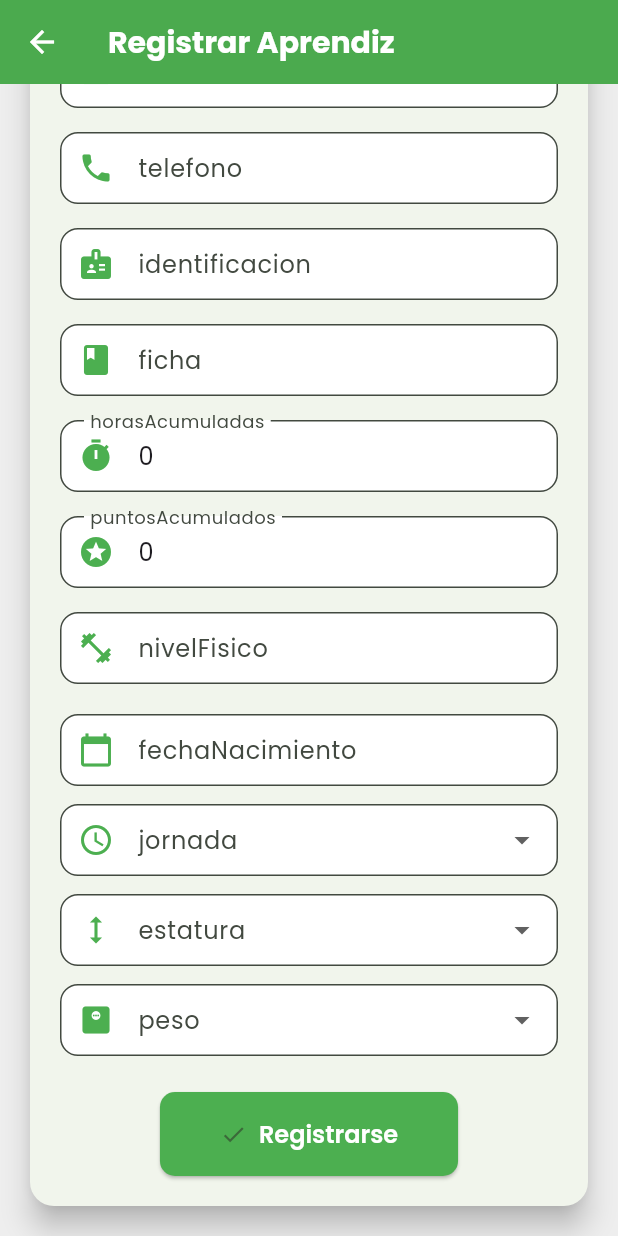
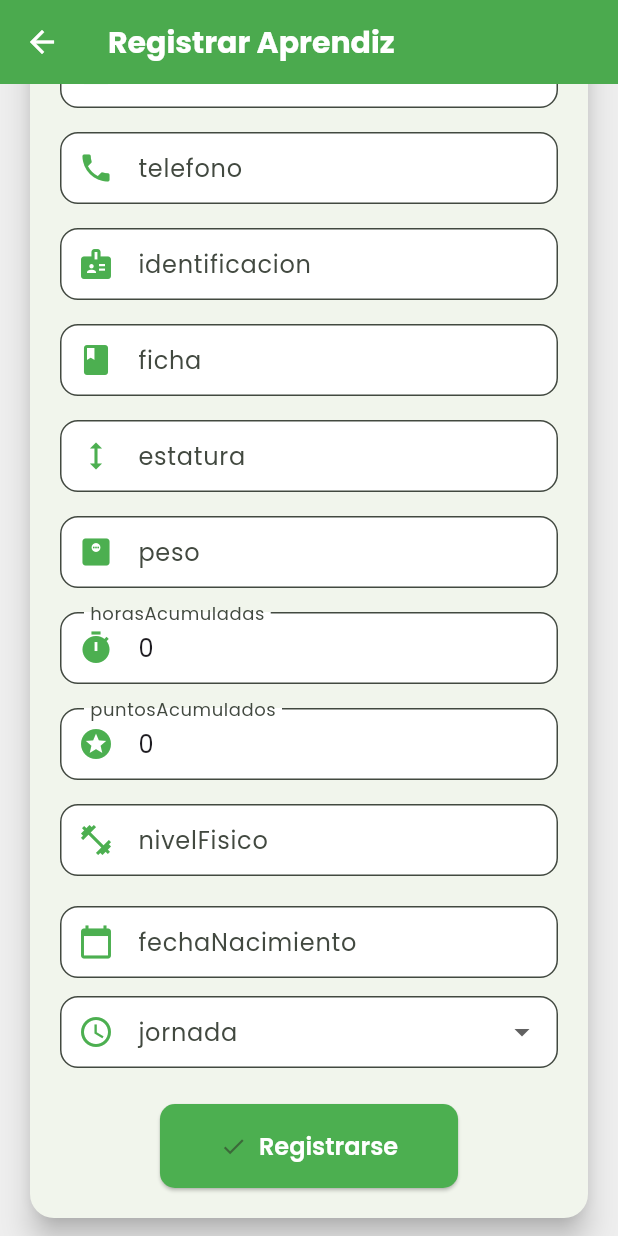
Before and after one commit to santiagomera06/appgymsenaHEALTHU, a Flutter app: the RegisterAprendiz screen opened by its route, scrolled down 540 dp, on a phone screen of 412 x 824 dp. Run offline on Flutter 3.47's test engine with Material 3 defaults, Android fonts, the phone set to English and light mode, and no system bars; our stand-ins replace fl_chart, google_fonts, image_picker, shared_preferences; accounts and stored records are empty.

Commit message:
register Terminado

```diff
--- a/lib/screens/register_aprendiz.dart
+++ b/lib/screens/register_aprendiz.dart
@@ -24,14 +24,14 @@ class _RegisterAprendizState extends State<RegisterAprendiz> {
     "identificacion": TextEditingController(),
     "fechaNacimiento": TextEditingController(),
     "ficha": TextEditingController(),
+    "estatura": TextEditingController(),
+    "peso": TextEditingController(),
     "horasAcumuladas": TextEditingController(text: "0"),
     "puntosAcumulados": TextEditingController(text: "0"),
     "nivelFisico": TextEditingController(),
   };
 
   String? jornadaSeleccionada;
-  double? estaturaSeleccionada;
-  double? pesoSeleccionado;
   File? imagenSeleccionada;
 
   final url = Uri.parse('https://gym-ver2-api-aafaf6c56cad.herokuapp.com/auth/register');
@@ -51,8 +51,6 @@ class _RegisterAprendizState extends State<RegisterAprendiz> {
     final datos = {
       ...campos.map((key, value) => MapEntry(key, value.text)),
       "jornada": jornadaSeleccionada ?? '',
-      "estatura": estaturaSeleccionada ?? 0,
-      "peso": pesoSeleccionado ?? 0,
     };
 
     try {
@@ -105,8 +103,6 @@ class _RegisterAprendizState extends State<RegisterAprendiz> {
   @override
   Widget build(BuildContext context) {
     final jornadas = ['Mañana', 'Tarde', 'Noche'];
-    final estaturas = [for (var i = 140; i <= 220; i++) i / 100];
-    final pesos = [for (var i = 40; i <= 150; i++) i.toDouble()];
 
     return Scaffold(
       backgroundColor: Colors.grey[200],
@@ -148,6 +144,8 @@ class _RegisterAprendizState extends State<RegisterAprendiz> {
                   crearCampo("telefono", Icons.phone),
                   crearCampo("identificacion", Icons.badge),
                   crearCampo("ficha", Icons.book),
+                  crearCampo("estatura", Icons.height),
+                  crearCampo("peso", Icons.monitor_weight),
                   crearCampo("horasAcumuladas", Icons.timer),
                   crearCampo("puntosAcumulados", Icons.stars),
                   crearCampo("nivelFisico", Icons.fitness_center),
@@ -180,26 +178,6 @@ class _RegisterAprendizState extends State<RegisterAprendiz> {
                     items: jornadas.map((j) => DropdownMenuItem(value: j, child: Text(j))).toList(),
                   ),
 
-                  const SizedBox(height: 12),
-                  DropdownButtonFormField<double>(
-                    decoration: decoracionCampo("estatura", Icons.height),
-                    value: estaturaSeleccionada,
-                    onChanged: (value) => setState(() => estaturaSeleccionada = value),
-                    items: estaturas
-                        .map((e) => DropdownMenuItem(value: e, child: Text("$e m")))
-                        .toList(),
-                  ),
-
-                  const SizedBox(height: 12),
-                  DropdownButtonFormField<double>(
-                    decoration: decoracionCampo("peso", Icons.monitor_weight),
-                    value: pesoSeleccionado,
-                    onChanged: (value) => setState(() => pesoSeleccionado = value),
-                    items: pesos
-                        .map((p) => DropdownMenuItem(value: p, child: Text("$p kg")))
-                        .toList(),
-                  ),
-
                   const SizedBox(height: 24),
                   ElevatedButton.icon(
                     style: ElevatedButton.styleFrom(
```
